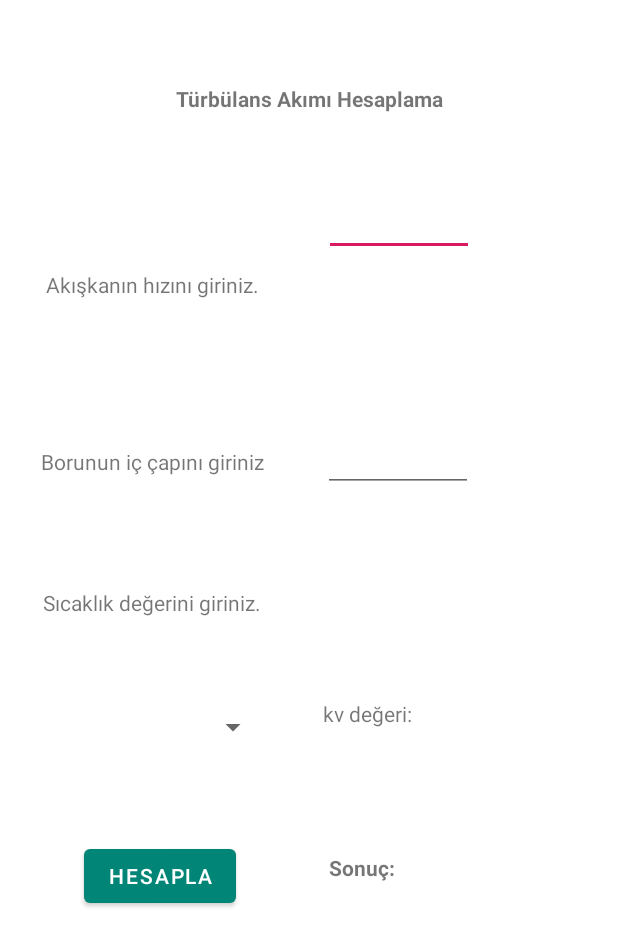
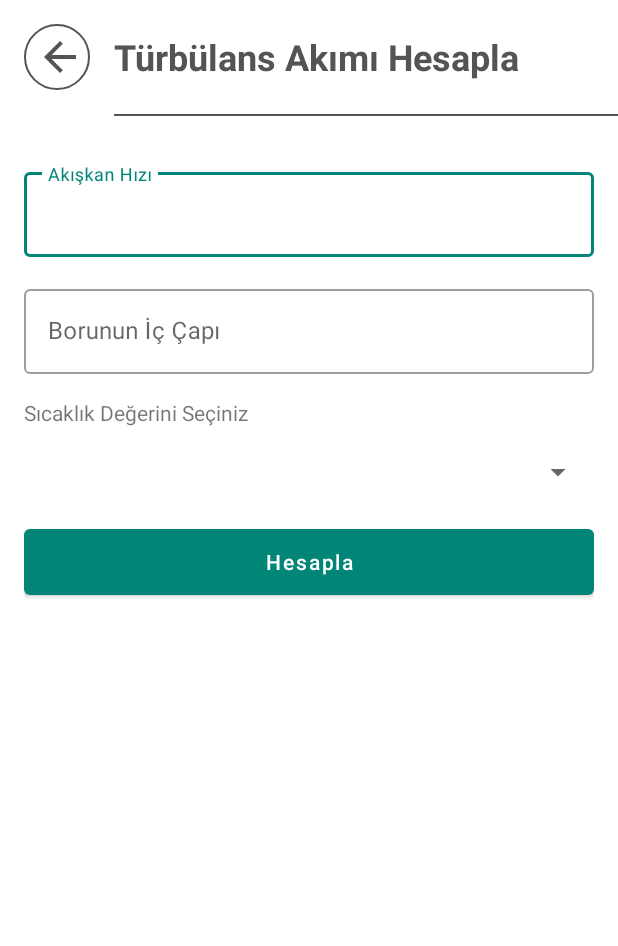
Before and after one commit to nuriefeoglu/MbuProject, an Android app: the layout activitiy_turbulancecurrent.xml on its own in the app's theme, with its tools: preview values and no code run, on a phone screen of 412 x 824 dp. Shown: the top 946 px of the screen. Run offline under Robolectric (Android 15) with nearby library versions, the phone set to English and light mode, and no system bars.

Commit message:
anasayfa hazırlandı; tc düzenlendi

```diff
--- a/app/build.gradle
+++ b/app/build.gradle
@@ -27,8 +27,6 @@ dependencies {
     implementation fileTree(dir: 'libs', include: ['*.jar'])
     implementation "androidx.appcompat:appcompat:$appCompatVersion"
     implementation "androidx.constraintlayout:constraintlayout:$constraintLayoutVersion"
-    implementation 'androidx.appcompat:appcompat:1.1.0'
-    implementation 'androidx.constraintlayout:constraintlayout:1.1.3'
     testImplementation "junit:junit:$jUnitVersion"
     androidTestImplementation "androidx.test:runner:$testRunnerVersion"
     androidTestImplementation "androidx.test.espresso:espresso-core:$expressoCoreVersion"
--- /dev/null
+++ b/app/src/main/res/drawable/ic_back.xml
@@ -0,0 +1,4 @@
+<vector android:height="32dp" android:viewportHeight="24.0"
+    android:viewportWidth="24.0" android:width="32dp" xmlns:android="http://schemas.android.com/apk/res/android">
+    <path android:fillColor="#FF000000" android:pathData="M20,11H7.83l5.59,-5.59L12,4l-8,8 8,8 1.41,-1.41L7.83,13H20v-2z"/>
+</vector>
--- a/app/src/main/res/layout/activitiy_turbulancecurrent.xml
+++ b/app/src/main/res/layout/activitiy_turbulancecurrent.xml
@@ -1,132 +1,113 @@
 <?xml version="1.0" encoding="utf-8"?>
-<androidx.constraintlayout.widget.ConstraintLayout xmlns:android="http://schemas.android.com/apk/res/android"
-    xmlns:app="http://schemas.android.com/apk/res-auto"
+<ScrollView xmlns:android="http://schemas.android.com/apk/res/android"
     xmlns:tools="http://schemas.android.com/tools"
     android:layout_width="match_parent"
     android:layout_height="match_parent"
-    tools:context=".home.TurbulanceCurrentActivitiy">
+    android:fillViewport="true"
+    tools:context=".turbulancecurrent.TurbulanceCurrentActivitiy"
 
-    <TextView
-        android:id="@+id/tur_cur_dname"
-        android:layout_width="155dp"
-        android:layout_height="30dp"
-        android:layout_marginStart="24dp"
-        android:layout_marginBottom="64dp"
-        android:clickable="false"
-        android:text="Borunun iç çapını giriniz"
-        android:textAlignment="center"
-        app:layout_constraintBottom_toTopOf="@+id/tur_cur_kvname"
-        app:layout_constraintStart_toStartOf="parent" />
+    >
 
-    <TextView
-        android:id="@+id/tur_cur_kvname"
-        android:layout_width="155dp"
-        android:layout_height="30dp"
-        android:layout_marginBottom="48dp"
-        android:clickable="false"
-        android:text="Sıcaklık değerini giriniz."
-        android:textAlignment="center"
-        app:layout_constraintBottom_toTopOf="@+id/tur_cur_kv_spinner"
-        app:layout_constraintEnd_toEndOf="parent"
-        app:layout_constraintHorizontal_bias="0.093"
-        app:layout_constraintStart_toStartOf="parent" />
+    <LinearLayout
+        android:layout_width="match_parent"
+        android:layout_height="wrap_content"
+        android:orientation="vertical">
 
-    <TextView
-        android:id="@+id/tur_cur_header"
-        android:layout_width="232dp"
-        android:layout_height="28dp"
-        android:layout_marginTop="56dp"
-        android:clickable="false"
-        android:text="Türbülans Akımı Hesaplama"
-        android:textAlignment="center"
-        android:textStyle="bold"
-        app:layout_constraintEnd_toEndOf="parent"
-        app:layout_constraintStart_toStartOf="parent"
-        app:layout_constraintTop_toTopOf="parent" />
+        <include
+            android:id="@+id/incHeader"
+            layout="@layout/header" />
 
-    <TextView
-        android:id="@+id/tur_cur_vname"
-        android:layout_width="155dp"
-        android:layout_height="30dp"
-        android:layout_marginBottom="50dp"
-        android:clickable="false"
-        android:text="Akışkanın hızını giriniz."
-        android:textAlignment="center"
-        app:layout_constraintBottom_toTopOf="@+id/tur_cur_dname"
-        app:layout_constraintEnd_toStartOf="@+id/tur_cur_v"
-        app:layout_constraintHorizontal_bias="0.4"
-        app:layout_constraintStart_toStartOf="parent"
-        app:layout_constraintTop_toBottomOf="@+id/tur_cur_header"
-        app:layout_constraintVertical_bias="0.717" />
+        <LinearLayout
+            android:layout_width="match_parent"
+            android:layout_height="match_parent"
+            android:orientation="vertical"
+            android:layout_marginStart="16dp"
+            android:layout_marginEnd="16dp"
+            android:layout_marginTop="16dp"
+            >
 
-    <EditText
-        android:id="@+id/tur_cur_v"
-        android:layout_width="100dp"
-        android:layout_height="30dp"
-        android:layout_marginEnd="96dp"
-        android:ems="10"
-        android:inputType="number"
-        app:layout_constraintBottom_toTopOf="@+id/tur_cur_d"
-        app:layout_constraintEnd_toEndOf="parent"
-        app:layout_constraintTop_toBottomOf="@+id/tur_cur_header"
-        app:layout_constraintVertical_bias="0.307" />
 
-    <EditText
-        android:id="@+id/tur_cur_d"
-        android:layout_width="100dp"
-        android:layout_height="30dp"
-        android:layout_marginBottom="64dp"
-        android:ems="10"
-        android:inputType="number"
-        app:layout_constraintBottom_toTopOf="@+id/tur_cur_kvname"
-        app:layout_constraintEnd_toEndOf="parent"
-        app:layout_constraintHorizontal_bias="0.272"
-        app:layout_constraintStart_toEndOf="@+id/tur_cur_dname" />
+            <com.google.android.material.textfield.TextInputLayout
+                style="@style/Widget.MaterialComponents.TextInputLayout.OutlinedBox"
+                android:layout_width="match_parent"
+                android:layout_height="wrap_content"
+                android:hint="@string/akiskan_hizi_input"
+                >
 
-    <Spinner
-        android:id="@+id/tur_cur_kv_spinner"
-        android:layout_width="155dp"
-        android:layout_height="30dp"
-        android:layout_marginStart="24dp"
-        android:layout_marginBottom="60dp"
-        android:spinnerMode="dropdown"
-        app:layout_constraintBottom_toTopOf="@+id/tur_cur_calculate"
-        app:layout_constraintStart_toStartOf="parent" />
+                <com.google.android.material.textfield.TextInputEditText
+                    android:layout_width="match_parent"
+                    android:layout_height="wrap_content"
+                    android:maxLines="1"
+                    android:inputType="number"
+                    android:id="@+id/edt_akiskan_hizi"
+                    />
 
-    <TextView
-        android:id="@+id/tur_cur_kv_value"
-        android:layout_width="100dp"
-        android:layout_height="30dp"
-        android:layout_marginBottom="328dp"
-        android:text="kv değeri:"
-        app:layout_constraintBottom_toBottomOf="parent"
-        app:layout_constraintEnd_toEndOf="parent"
-        app:layout_constraintHorizontal_bias="0.272"
-        app:layout_constraintStart_toEndOf="@+id/tur_cur_kv_spinner" />
+            </com.google.android.material.textfield.TextInputLayout>
 
-    <Button
-        android:id="@+id/tur_cur_calculate"
-        android:layout_width="wrap_content"
-        android:layout_height="wrap_content"
-        android:layout_marginStart="56dp"
-        android:layout_marginBottom="216dp"
-        android:text="Hesapla"
-        app:layout_constraintBottom_toBottomOf="parent"
-        app:layout_constraintStart_toStartOf="parent" />
+            <com.google.android.material.textfield.TextInputLayout
+                style="@style/Widget.MaterialComponents.TextInputLayout.OutlinedBox"
+                android:layout_width="match_parent"
+                android:layout_height="wrap_content"
+                android:hint="@string/boru_ic_cap_input"
+                android:layout_marginTop="16dp"
+                >
 
-    <TextView
-        android:id="@+id/tur_cur_result"
-        android:layout_width="100dp"
-        android:layout_height="30dp"
-        android:layout_marginTop="64dp"
-        android:text="Sonuç:"
-        android:textAlignment="textStart"
-        android:textStyle="bold"
-        app:layout_constraintBottom_toBottomOf="parent"
-        app:layout_constraintEnd_toEndOf="parent"
-        app:layout_constraintHorizontal_bias="0.403"
-        app:layout_constraintStart_toEndOf="@+id/tur_cur_calculate"
-        app:layout_constraintTop_toBottomOf="@+id/tur_cur_kv_value"
-        app:layout_constraintVertical_bias="0.038" />
+                <com.google.android.material.textfield.TextInputEditText
+                    android:layout_width="match_parent"
+                    android:layout_height="wrap_content"
+                    android:maxLines="1"
+                    android:id="@+id/edt_boru_ic_cap"
+                    android:inputType="number"
+                    />
 
-</androidx.constraintlayout.widget.ConstraintLayout>
+            </com.google.android.material.textfield.TextInputLayout>
+
+
+            <TextView
+                android:layout_width="match_parent"
+                android:layout_height="wrap_content"
+                android:layout_marginTop="16dp"
+                android:text="@string/sicaklik_degeri_input"
+                />
+
+            <androidx.appcompat.widget.AppCompatSpinner
+                android:layout_width="match_parent"
+                android:layout_height="44dp"
+                android:layout_marginTop="8dp"
+                android:splitMotionEvents="true"
+                android:id="@+id/spinner_sicaklik"
+                />
+
+            <com.google.android.material.button.MaterialButton
+                android:layout_width="match_parent"
+                android:layout_height="44dp"
+                android:insetTop="0dp"
+                android:insetLeft="0dp"
+                android:insetRight="0dp"
+                android:insetBottom="0dp"
+                android:layout_marginTop="16dp"
+                android:textAllCaps="false"
+                android:text="@string/calculate"
+                android:id="@+id/btn_hesapla"
+                />
+
+            <TextView
+                android:layout_width="match_parent"
+                android:layout_height="match_parent"
+                android:textSize="24sp"
+                android:textColor="#323232"
+                android:layout_gravity="center"
+                android:gravity="center"
+                android:textStyle="bold"
+                android:id="@+id/txt_sonuc"
+                />
+
+
+        </LinearLayout>
+
+
+
+    </LinearLayout>
+
+
+</ScrollView>
--- /dev/null
+++ b/app/src/main/res/layout/header.xml
@@ -0,0 +1,60 @@
+<?xml version="1.0" encoding="utf-8"?>
+<LinearLayout xmlns:android="http://schemas.android.com/apk/res/android"
+    android:layout_width="match_parent"
+    android:layout_height="wrap_content"
+    xmlns:app="http://schemas.android.com/apk/res-auto"
+
+    android:orientation="vertical">
+
+    <LinearLayout
+        android:layout_width="match_parent"
+        android:layout_height="wrap_content"
+        android:orientation="horizontal"
+        android:layout_margin="16dp"
+        >
+
+        <com.google.android.material.button.MaterialButton
+            android:layout_width="44dp"
+            android:layout_height="44dp"
+            android:insetBottom="0dp"
+            android:insetRight="0dp"
+            android:insetLeft="0dp"
+            android:insetTop="0dp"
+            app:cornerRadius="22dp"
+            app:icon="@drawable/ic_back"
+            app:iconGravity="start"
+            app:iconTint="#545454"
+            android:padding="8dp"
+            app:strokeWidth="1dp"
+            app:strokeColor="#545454"
+            app:backgroundTint="#fff"
+            android:stateListAnimator="@null"
+            android:id="@+id/btnHeaderBack"
+            />
+
+
+        <TextView
+            android:layout_width="match_parent"
+            android:layout_height="wrap_content"
+            android:id="@+id/txtHeader"
+            android:layout_gravity="center"
+            android:textSize="24sp"
+            android:textColor="#545454"
+            android:textStyle="bold"
+            android:layout_marginStart="16dp"
+            android:text="@string/calculate_turbulance_current"
+            />
+
+    </LinearLayout>
+
+    <View
+        android:layout_width="match_parent"
+        android:layout_height="1dp"
+        android:background="#545454"
+        android:layout_marginStart="76dp"
+        android:layout_marginBottom="16dp"
+        />
+
+
+
+</LinearLayout>
--- a/app/src/main/res/values/strings.xml
+++ b/app/src/main/res/values/strings.xml
@@ -1,3 +1,8 @@
 <resources>
     <string name="app_name">MbuProject</string>
+    <string name="calculate_turbulance_current">Türbülans Akımı Hesapla</string>
+    <string name="akiskan_hizi_input">Akışkan Hızı</string>
+    <string name="boru_ic_cap_input">Borunun İç Çapı</string>
+    <string name="sicaklik_degeri_input">Sıcaklık Değerini Seçiniz</string>
+    <string name="calculate">Hesapla</string>
 </resources>
```
Also changed, not shown: app/src/main/AndroidManifest.xml (+7 -2 lines), app/src/main/java/com/nuriefeoglu/mbuproject/home/MainActivity.java (+36 -2 lines), app/src/main/java/com/nuriefeoglu/mbuproject/home/TurbulanceCurrentActivitiy.java (deleted, +0 -87 lines), app/src/main/java/com/nuriefeoglu/mbuproject/turbulancecurrent/TurbulanceCurrentActivitiy.java (added, +118 -0 lines), app/src/main/res/layout/activity_main.xml (+25 -17 lines).
